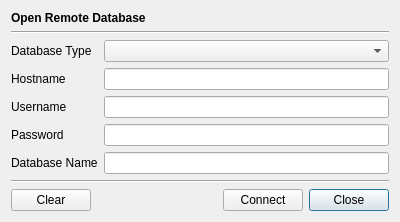
Above: CertMan/remote_db_dlg.ui from jykim74/CertMan before the change. Below: the same form after it.
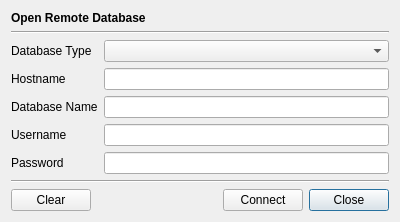
That is the form after the change.

```diff
--- a/CertMan/remote_db_dlg.ui
+++ b/CertMan/remote_db_dlg.ui
@@ -36,29 +36,26 @@
    </item>
    <item>
     <layout class="QGridLayout" name="gridLayout">
-     <item row="4" column="0">
-      <widget class="QLabel" name="label_6">
+     <item row="1" column="0">
+      <widget class="QLabel" name="label_3">
        <property name="text">
-        <string>Database Name</string>
+        <string>Hostname</string>
        </property>
       </widget>
      </item>
-     <item row="2" column="1">
+     <item row="3" column="1">
       <widget class="QLineEdit" name="mUsernameText"/>
      </item>
-     <item row="2" column="0">
-      <widget class="QLabel" name="label_4">
-       <property name="text">
-        <string>Username</string>
-       </property>
-      </widget>
-     </item>
-     <item row="0" column="1">
-      <widget class="QComboBox" name="mDBTypeCombo"/>
-     </item>
      <item row="1" column="1">
       <widget class="QLineEdit" name="mHostnameText"/>
      </item>
+     <item row="4" column="0">
+      <widget class="QLabel" name="label_5">
+       <property name="text">
+        <string>Password</string>
+       </property>
+      </widget>
+     </item>
      <item row="0" column="0">
       <widget class="QLabel" name="label_2">
        <property name="text">
@@ -66,28 +63,31 @@
        </property>
       </widget>
      </item>
-     <item row="1" column="0">
-      <widget class="QLabel" name="label_3">
+     <item row="3" column="0">
+      <widget class="QLabel" name="label_4">
        <property name="text">
-        <string>Hostname</string>
+        <string>Username</string>
        </property>
       </widget>
      </item>
-     <item row="3" column="1">
+     <item row="0" column="1">
+      <widget class="QComboBox" name="mDBTypeCombo"/>
+     </item>
+     <item row="4" column="1">
       <widget class="QLineEdit" name="mPasswordText">
        <property name="echoMode">
         <enum>QLineEdit::Password</enum>
        </property>
       </widget>
      </item>
-     <item row="3" column="0">
-      <widget class="QLabel" name="label_5">
+     <item row="2" column="0">
+      <widget class="QLabel" name="label_6">
        <property name="text">
-        <string>Password</string>
+        <string>Database Name</string>
        </property>
       </widget>
      </item>
-     <item row="4" column="1">
+     <item row="2" column="1">
       <widget class="QLineEdit" name="mDBNameText"/>
      </item>
     </layout>
```
Left out of the diff: 10 changed lines with no effect on the pictures.
